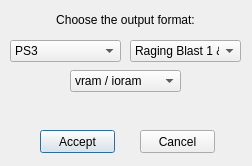
Before: the Qt Designer form lib/design/output_format/output_format.ui in adsl14/Raging-tools, drawn with Qt 5.
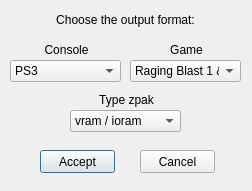
After: the same form once the commit is applied.

Commit message: Explained a little more the output_format window

```diff
--- a/lib/design/output_format/output_format.ui
+++ b/lib/design/output_format/output_format.ui
@@ -7,7 +7,7 @@
     <x>0</x>
     <y>0</y>
     <width>252</width>
-    <height>166</height>
+    <height>191</height>
    </rect>
   </property>
   <property name="windowTitle">
@@ -17,7 +17,7 @@
    <property name="geometry">
     <rect>
      <x>10</x>
-     <y>40</y>
+     <y>60</y>
      <width>111</width>
      <height>22</height>
     </rect>
@@ -37,7 +37,7 @@
    <property name="geometry">
     <rect>
      <x>70</x>
-     <y>70</y>
+     <y>110</y>
      <width>111</width>
      <height>22</height>
     </rect>
@@ -78,7 +78,7 @@
    <property name="geometry">
     <rect>
      <x>40</x>
-     <y>130</y>
+     <y>150</y>
      <width>75</width>
      <height>23</height>
     </rect>
@@ -91,7 +91,7 @@
    <property name="geometry">
     <rect>
      <x>140</x>
-     <y>130</y>
+     <y>150</y>
      <width>75</width>
      <height>23</height>
     </rect>
@@ -104,7 +104,7 @@
    <property name="geometry">
     <rect>
      <x>130</x>
-     <y>40</y>
+     <y>60</y>
      <width>111</width>
      <height>22</height>
     </rect>
@@ -120,6 +120,70 @@
     </property>
    </item>
   </widget>
+  <widget class="QLabel" name="console_version_text">
+   <property name="geometry">
+    <rect>
+     <x>16</x>
+     <y>40</y>
+     <width>101</width>
+     <height>20</height>
+    </rect>
+   </property>
+   <property name="toolTip">
+    <string>&lt;html&gt;&lt;head/&gt;&lt;body&gt;&lt;p&gt;Select the console version you want to pack the data&lt;/p&gt;&lt;/body&gt;&lt;/html&gt;</string>
+   </property>
+   <property name="text">
+    <string>Console</string>
+   </property>
+   <property name="alignment">
+    <set>Qt::AlignCenter</set>
+   </property>
+  </widget>
+  <widget class="QLabel" name="type_game_text">
+   <property name="geometry">
+    <rect>
+     <x>136</x>
+     <y>40</y>
+     <width>101</width>
+     <height>20</height>
+    </rect>
+   </property>
+   <property name="toolTip">
+    <string>&lt;html&gt;&lt;head/&gt;&lt;body&gt;&lt;p&gt;Select the game you want to pack the data&lt;/p&gt;&lt;/body&gt;&lt;/html&gt;</string>
+   </property>
+   <property name="text">
+    <string>Game</string>
+   </property>
+   <property name="alignment">
+    <set>Qt::AlignCenter</set>
+   </property>
+  </widget>
+  <widget class="QLabel" name="type_format_pack_text">
+   <property name="geometry">
+    <rect>
+     <x>76</x>
+     <y>90</y>
+     <width>101</width>
+     <height>20</height>
+    </rect>
+   </property>
+   <property name="toolTip">
+    <string>&lt;html&gt;&lt;head/&gt;
+&lt;body&gt;
+&lt;p&gt;Select the type of zpak you're trying to pack. In order to select the proper one, follow these rules:&lt;/p&gt;
+&lt;ul&gt;
+&lt;li&gt; vram / ioram -&gt; select this type when the original zpak &lt;b&gt;only&lt;/b&gt; have vram &lt;b&gt;or&lt;/b&gt; ioram files. &lt;/li&gt;
+&lt;li&gt; spr -&gt; select this type when the original zpak is from a spr of a character who has his vram and ioram in their separated correspond zpak files.&lt;/li&gt;
+&lt;li&gt; Other -&gt; select this type when the conditions explained in the previous options aren't applied.&lt;/li&gt;
+&lt;/ul&gt;&lt;/body&gt;&lt;/html&gt;</string>
+   </property>
+   <property name="text">
+    <string>Type zpak</string>
+   </property>
+   <property name="alignment">
+    <set>Qt::AlignCenter</set>
+   </property>
+  </widget>
  </widget>
  <resources/>
  <connections/>
```
The commit also changes 1 other file.
